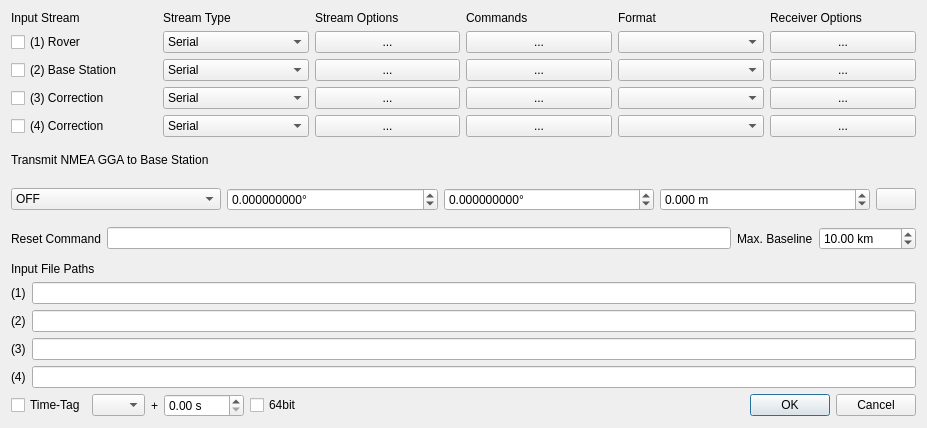
Old version of the form app/qtapp/rtknavi_qt/instrdlg.ui in the repository ourairquality/RTKLIB.
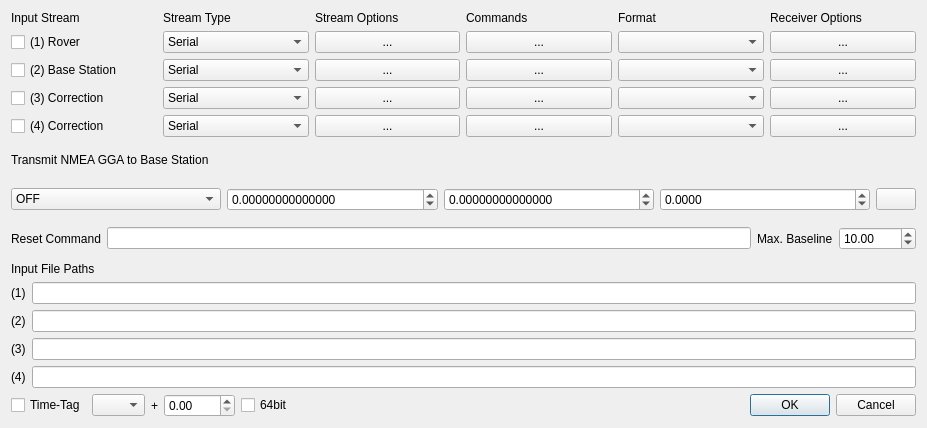
New version of the form. Icons and pictures are not drawn.

Commit message:
qtapp: avoid input unit suffix
Avoid bundling a unit suffix onto numerical input boxes. While this
helps presentation it frustrates copying values into these boxed. Move
the units to the associate box name or help box.

Increase the number of decimal places for latitude and longitude from
9 to 14. Attempts to paste a numerical value with more decimal places
would fail and this avoids this frustration, up to 14 decimal places.

For distances use 4 decimal places more consistently.

Diff of the .ui file:
```diff
--- a/app/qtapp/rtknavi_qt/instrdlg.ui
+++ b/app/qtapp/rtknavi_qt/instrdlg.ui
@@ -88,9 +88,6 @@
       </item>
       <item row="0" column="3">
        <widget class="QDoubleSpinBox" name="sBTimeStart">
-        <property name="suffix">
-         <string> s</string>
-        </property>
         <property name="maximum">
          <double>3600.000000000000000</double>
         </property>
@@ -256,57 +253,48 @@
          <item row="0" column="3">
           <widget class="QDoubleSpinBox" name="sBNmeaPosition3">
            <property name="toolTip">
-            <string>Height to send to base station</string>
-           </property>
-           <property name="suffix">
-            <string> m</string>
+            <string>Height to send to base station (m)</string>
            </property>
            <property name="decimals">
-            <number>3</number>
+            <number>4</number>
            </property>
            <property name="minimum">
-            <double>-200.000000000000000</double>
+            <double>-200.0000</double>
            </property>
            <property name="maximum">
-            <double>8000.000000000000000</double>
+            <double>8000.0000</double>
            </property>
           </widget>
          </item>
          <item row="0" column="1">
           <widget class="QDoubleSpinBox" name="sBNmeaPosition1">
            <property name="toolTip">
-            <string>Latitude to send to base station</string>
-           </property>
-           <property name="suffix">
-            <string>°</string>
+            <string>Latitude to send to base station (deg)</string>
            </property>
            <property name="decimals">
-            <number>9</number>
+            <number>14</number>
            </property>
            <property name="minimum">
-            <double>-180.000000000000000</double>
+            <double>-180.00000000000000</double>
            </property>
            <property name="maximum">
-            <double>180.000000000000000</double>
+            <double>180.00000000000000</double>
            </property>
           </widget>
          </item>
          <item row="0" column="2">
           <widget class="QDoubleSpinBox" name="sBNmeaPosition2">
            <property name="toolTip">
-            <string>Longitude to send to base station</string>
-           </property>
-           <property name="suffix">
-            <string>°</string>
+            <string>Longitude to send to base station (deg)</string>
            </property>
            <property name="decimals">
-            <number>9</number>
+            <number>14</number>
            </property>
            <property name="minimum">
-            <double>-90.000000000000000</double>
+            <double>-90.00000000000000</double>
            </property>
            <property name="maximum">
-            <double>90.000000000000000</double>
+            <double>90.00000000000000</double>
            </property>
           </widget>
          </item>
@@ -397,16 +385,13 @@
          <item row="0" column="3">
           <widget class="QDoubleSpinBox" name="sBMaxBaseLine">
            <property name="toolTip">
-            <string>Maximum baseline which will trigger the reset command to be executed</string>
-           </property>
-           <property name="suffix">
-            <string> km</string>
+            <string>Maximum baseline (km) which will trigger the reset command to be executed</string>
            </property>
            <property name="maximum">
-            <double>99999.990000000005239</double>
+            <double>99999.99</double>
            </property>
            <property name="value">
-            <double>10.000000000000000</double>
+            <double>10.00</double>
            </property>
           </widget>
          </item>
```
The commit also changes 16 other files.
